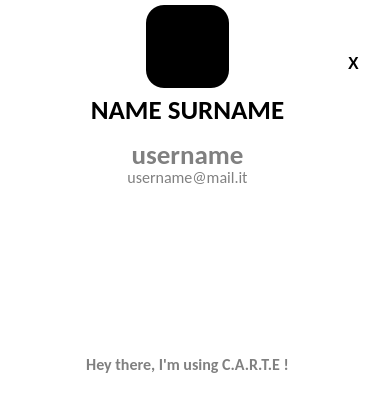
Old version of the form ClientModule/userprofile.ui in the repository giovannic96/Real-time-collaborative-text-editor.
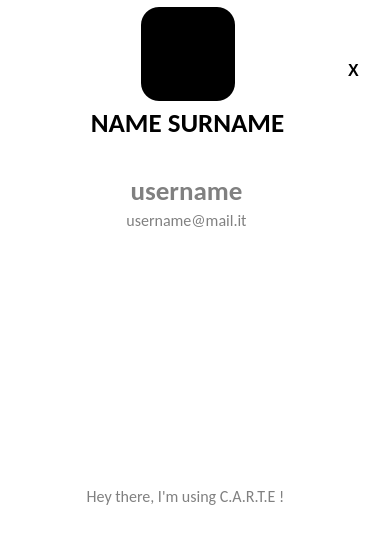
New version of the form. Icons and pictures are not drawn.

```diff
--- a/ClientModule/userprofile.ui
+++ b/ClientModule/userprofile.ui
@@ -7,19 +7,19 @@
     <x>0</x>
     <y>0</y>
     <width>375</width>
-    <height>400</height>
+    <height>550</height>
    </rect>
   </property>
   <property name="minimumSize">
    <size>
     <width>375</width>
-    <height>400</height>
+    <height>550</height>
    </size>
   </property>
   <property name="maximumSize">
    <size>
     <width>375</width>
-    <height>400</height>
+    <height>550</height>
    </size>
   </property>
   <property name="windowTitle">
@@ -34,19 +34,19 @@
      <x>0</x>
      <y>0</y>
      <width>375</width>
-     <height>400</height>
+     <height>550</height>
     </rect>
    </property>
    <property name="minimumSize">
     <size>
      <width>375</width>
-     <height>400</height>
+     <height>550</height>
     </size>
    </property>
    <property name="maximumSize">
     <size>
      <width>375</width>
-     <height>400</height>
+     <height>550</height>
     </size>
    </property>
    <property name="autoFillBackground">
@@ -60,21 +60,21 @@
    <widget class="QLabel" name="otherFile">
     <property name="geometry">
      <rect>
-      <x>243</x>
-      <y>260</y>
-      <width>50</width>
+      <x>204</x>
+      <y>348</y>
+      <width>150</width>
       <height>50</height>
      </rect>
     </property>
     <property name="minimumSize">
      <size>
-      <width>50</width>
+      <width>150</width>
       <height>50</height>
      </size>
     </property>
     <property name="maximumSize">
      <size>
-      <width>50</width>
+      <width>150</width>
       <height>50</height>
      </size>
     </property>
@@ -99,8 +99,8 @@
    <widget class="QLabel" name="Username">
     <property name="geometry">
      <rect>
-      <x>17</x>
-      <y>140</y>
+      <x>16</x>
+      <y>176</y>
       <width>341</width>
       <height>30</height>
      </rect>
@@ -127,7 +127,7 @@
     <property name="geometry">
      <rect>
       <x>22</x>
-      <y>95</y>
+      <y>108</y>
       <width>331</width>
       <height>30</height>
      </rect>
@@ -153,8 +153,8 @@
    <widget class="QLabel" name="Mail">
     <property name="geometry">
      <rect>
-      <x>17</x>
-      <y>162</y>
+      <x>16</x>
+      <y>205</y>
       <width>341</width>
       <height>30</height>
      </rect>
@@ -180,21 +180,21 @@
    <widget class="QLabel" name="totFile">
     <property name="geometry">
      <rect>
-      <x>162</x>
-      <y>200</y>
-      <width>50</width>
+      <x>88</x>
+      <y>260</y>
+      <width>200</width>
       <height>50</height>
      </rect>
     </property>
     <property name="minimumSize">
      <size>
-      <width>50</width>
+      <width>200</width>
       <height>50</height>
      </size>
     </property>
     <property name="maximumSize">
      <size>
-      <width>50</width>
+      <width>200</width>
       <height>50</height>
      </size>
     </property>
@@ -219,18 +219,18 @@
    <widget class="QLabel" name="status">
     <property name="geometry">
      <rect>
-      <x>27</x>
-      <y>354</y>
+      <x>25</x>
+      <y>471</y>
       <width>321</width>
-      <height>20</height>
+      <height>51</height>
      </rect>
     </property>
     <property name="font">
      <font>
       <family>Calibri</family>
       <pointsize>12</pointsize>
-      <weight>75</weight>
-      <bold>true</bold>
+      <weight>50</weight>
+      <bold>false</bold>
      </font>
     </property>
     <property name="styleSheet">
@@ -255,21 +255,21 @@
    <widget class="QLabel" name="myFile">
     <property name="geometry">
      <rect>
-      <x>84</x>
-      <y>260</y>
-      <width>50</width>
+      <x>24</x>
+      <y>347</y>
+      <width>150</width>
       <height>50</height>
      </rect>
     </property>
     <property name="minimumSize">
      <size>
-      <width>50</width>
+      <width>150</width>
       <height>50</height>
      </size>
     </property>
     <property name="maximumSize">
      <size>
-      <width>50</width>
+      <width>150</width>
       <height>50</height>
      </size>
     </property>
@@ -294,22 +294,22 @@
    <widget class="QPushButton" name="UserImageButton">
     <property name="geometry">
      <rect>
-      <x>146</x>
-      <y>5</y>
-      <width>83</width>
-      <height>83</height>
+      <x>141</x>
+      <y>7</y>
+      <width>94</width>
+      <height>94</height>
      </rect>
     </property>
     <property name="minimumSize">
      <size>
-      <width>83</width>
-      <height>83</height>
+      <width>94</width>
+      <height>94</height>
      </size>
     </property>
     <property name="maximumSize">
      <size>
-      <width>83</width>
-      <height>83</height>
+      <width>94</width>
+      <height>94</height>
      </size>
     </property>
     <property name="font">
@@ -344,7 +344,7 @@
     <property name="geometry">
      <rect>
       <x>342</x>
-      <y>52</y>
+      <y>59</y>
       <width>23</width>
       <height>23</height>
      </rect>
```
